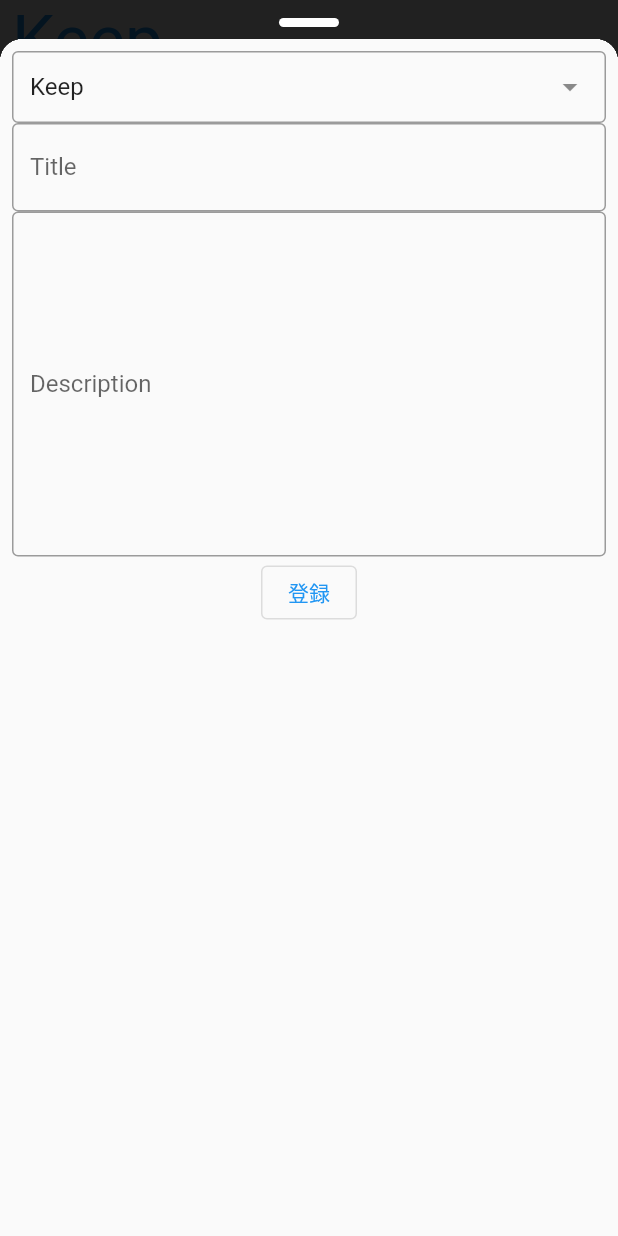
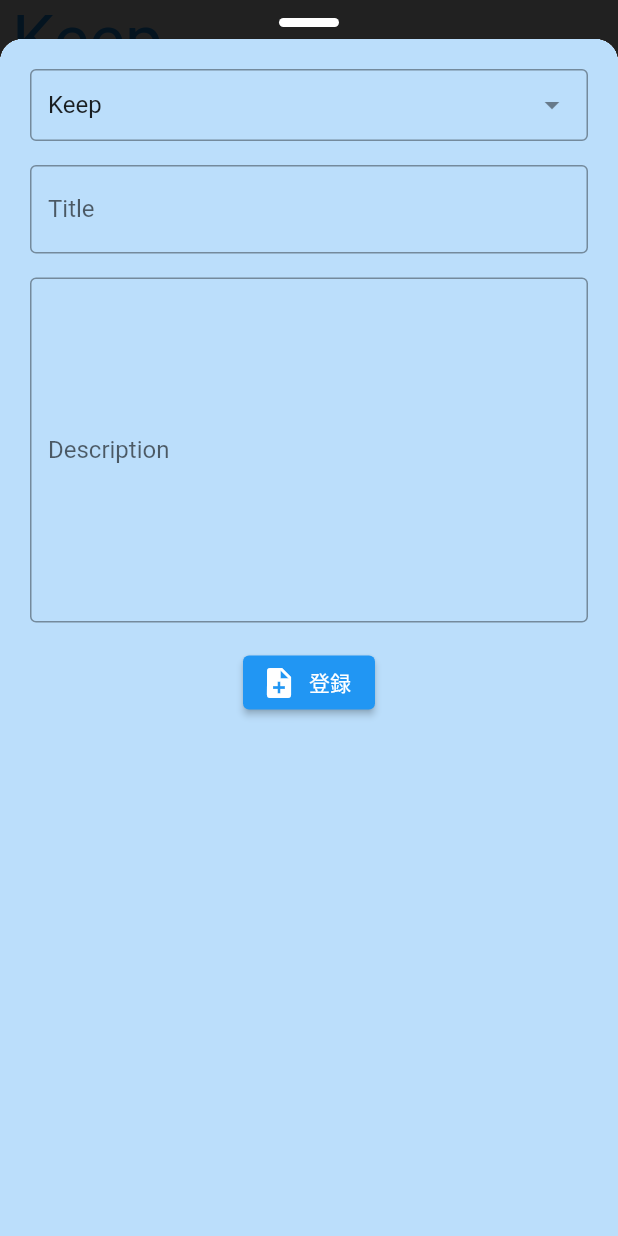
Before and after one commit to toshiya-sato/retrospective_tool, a Flutter app: the screen it shows after launch, after a tap on the "add" icon, on a phone screen of 412 x 824 dp. Run offline on Flutter 3.47's test engine with Material 2 defaults, Android fonts, the light colour scheme and no system bars; drawn by our look-alikes of dropdown_search; our stand-ins replace flutter_hooks, freezed_annotation, hooks_riverpod, modal_bottom_sheet.

Commit message:
[modify] 入力画面のレイアウト改善 (#10)

```diff
--- a/lib/input_form.dart
+++ b/lib/input_form.dart
@@ -4,28 +4,39 @@ import 'package:flutter_hooks/flutter_hooks.dart';
 import 'package:hooks_riverpod/hooks_riverpod.dart';
 import 'package:retrospective_tool/model/kpt_note.dart';
 import 'package:retrospective_tool/state/kpt_note_list.state.dart';
+import 'package:retrospective_tool/utils/kpt_note_util.dart';
 import 'package:uuid/uuid.dart';
 
+const _selectCategory = 'Keep';
+final categoryProvider = StateProvider<String>((ref) {
+  return _selectCategory;
+});
+
 class InputForm extends HookConsumerWidget {
-  const InputForm({Key? key}) : super(key: key);
+  InputForm({Key? key}) : super(key: key) {
+    _formKey = GlobalKey<FormState>();
+  }
+  late final _formKey;
 
   // This widget is the root of your application.
   @override
   Widget build(BuildContext context, WidgetRef ref) {
     final titleFormControll = useTextEditingController();
     final descriptionFormControll = useTextEditingController();
-    String selectCategory = 'Keep';
+    String selectCategory = ref.watch(categoryProvider);
 
     return Scaffold(
+        backgroundColor: KptNoteUtil.getColor(selectCategory),
         body: Padding(
-      padding: const EdgeInsets.all(8.0),
+          padding: const EdgeInsets.all(20.0),
+          child: Form(
+            key: _formKey,
             child: Column(
-        // mainAxisAlignment: MainAxisAlignment.spaceBetween,
               children: [
                 DropdownSearch<String>(
-            selectedItem: 'Keep',
+                  selectedItem: selectCategory,
                   onChanged: (String? newValue) {
-              selectCategory = newValue!;
+                    ref.read(categoryProvider.notifier).state = newValue!;
                     debugPrint(selectCategory);
                   },
                   items: const <String>[
@@ -33,14 +44,28 @@ class InputForm extends HookConsumerWidget {
                     'Problem',
                     'Try',
                   ],
+                  validator: (value) {
+                    if (value == null || value.isEmpty) {
+                      return 'Categoryは必ず選択してください';
+                    }
+                    return null;
+                  },
                 ),
+                const Padding(padding: EdgeInsets.all(8.0)),
                 TextFormField(
                   controller: titleFormControll,
                   decoration: const InputDecoration(
                     labelText: 'Title',
                     border: OutlineInputBorder(),
                   ),
+                  validator: (value) {
+                    if (value == null || value.isEmpty) {
+                      return 'Titleは必ず入力してください';
+                    }
+                    return null;
+                  },
                 ),
+                const Padding(padding: EdgeInsets.all(8.0)),
                 TextFormField(
                   controller: descriptionFormControll,
                   minLines: 10,
@@ -49,15 +74,29 @@ class InputForm extends HookConsumerWidget {
                     labelText: 'Description',
                     border: OutlineInputBorder(),
                   ),
+                  validator: (value) {
+                    if (value == null || value.isEmpty) {
+                      return 'Descriptionは必ず入力してください';
+                    }
+                    return null;
+                  },
                 ),
-          OutlinedButton(
+                const Padding(padding: EdgeInsets.all(8.0)),
+                ElevatedButton.icon(
                     onPressed: () {
-                _registerKptNote(ref, selectCategory, titleFormControll.text,
+                      if (_formKey.currentState!.validate()) {
+                        _registerKptNote(
+                            ref,
+                            selectCategory,
+                            titleFormControll.text,
                             descriptionFormControll.text);
                         Navigator.pop(context);
+                      }
                     },
-              child: const Text('登録'))
+                    icon: const Icon(Icons.note_add),
+                    label: const Text('登録')),
               ],
+            ),
           ),
         ));
   }
--- a/lib/top.dart
+++ b/lib/top.dart
@@ -66,7 +66,7 @@ class KptGridPage extends HookConsumerWidget {
           onPressed: () {
             showBarModalBottomSheet(
               context: context,
-              builder: (context) => const InputForm(),
+              builder: (context) => InputForm(),
             );
           }),
     );
@@ -114,7 +114,7 @@ class KptGridPage extends HookConsumerWidget {
                               onDelete: () {
                                 debugPrint('onDelete');
                                 ref
-                                    .watch(kptNoteListProvider.notifier)
+                                    .read(kptNoteListProvider.notifier)
                                     .removeNote(list[index].id);
                                 Navigator.pop(context);
                               },
```
Lines whose indentation alone changed are shown as unchanged.
